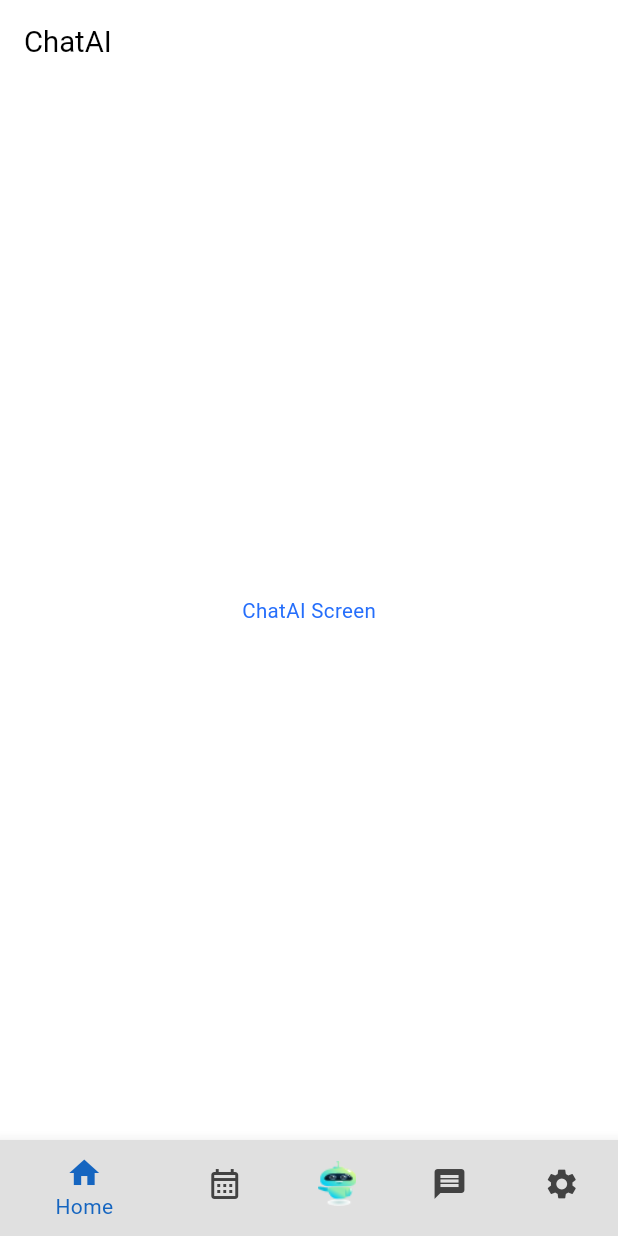
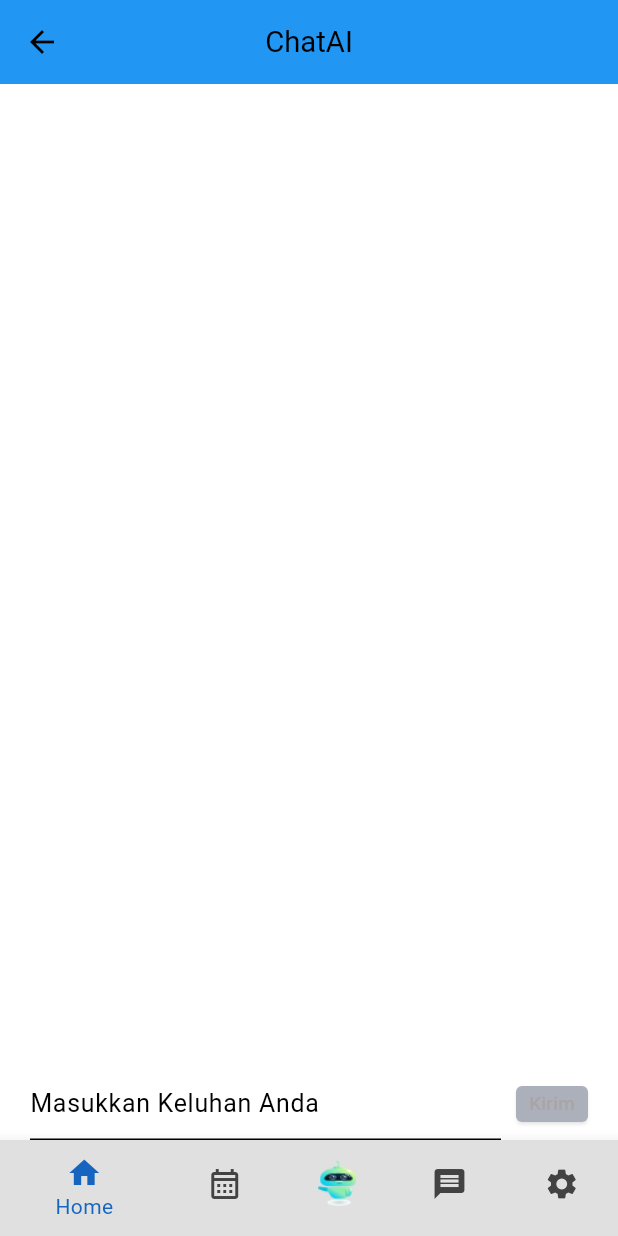
Before and after one commit to AffraAdiWirawan/differdentapp1, a Flutter app: the ChatAIScreen screen opened directly, on a phone screen of 412 x 824 dp. Run offline on Flutter 3.47's test engine with Material 3 defaults, Android fonts, the phone set to English and light mode, and no system bars; our stand-ins replace flutter_carousel_widget, get, google_generative_ai, image_picker, table_calendar; Roboto replaces fonts that are missing (Cabin, Poppins, SF Pro Text).

Commit message:
Update chatai.dart

```diff
--- a/lib/pages/chatai.dart
+++ b/lib/pages/chatai.dart
@@ -1,13 +1,120 @@
+import 'dart:io';
 import 'package:flutter/material.dart';
+import 'package:google_generative_ai/google_generative_ai.dart';
+import 'package:image_picker/image_picker.dart';
+import 'package:pkm_mobile/consts.dart';
 import 'package:pkm_mobile/pages/component/bottomnavbar%20.dart';
 
-class ChatAIScreen extends StatelessWidget {
+class ChatAIScreen extends StatefulWidget {
+  const ChatAIScreen({super.key});
+  @override
+  State<ChatAIScreen> createState() => _MainPageState();
+}
+
+class _MainPageState extends State<ChatAIScreen> {
+  TextEditingController textEditingController = TextEditingController();
+  List<Map<String, String>> chatMessages = []; // Store messages and answers
+
   @override
   Widget build(BuildContext context) {
     return Scaffold(
-      appBar: AppBar(title: const Text('ChatAI'),automaticallyImplyLeading: false,),
-      body: const Center(child: Text('ChatAI Screen')),
-      bottomNavigationBar: BottomNavBar(),
+      appBar: AppBar(
+        backgroundColor: Colors.blue,
+        centerTitle: true,
+        title: const Text('ChatAI'),
+      ),
+      body: Column(
+        children: [
+          Expanded(
+            child: ListView.builder(
+              padding: const EdgeInsets.all(20),
+              itemCount: chatMessages.length,
+              itemBuilder: (context, index) {
+                final message = chatMessages[index];
+                return Column(
+                  crossAxisAlignment: CrossAxisAlignment.start,
+                  children: [
+                    ChatBubble(
+                      text: message['user']!,
+                      isUser: true,
+                    ),
+                    const SizedBox(height: 10),
+                    ChatBubble(
+                      text: message['ai']!,
+                      isUser: false,
+                    ),
+                    const SizedBox(height: 20),
+                  ],
+                );
+              },
+            ),
+          ),
+          Padding(
+            padding: const EdgeInsets.symmetric(horizontal: 20),
+            child: Row(
+              children: [
+                Expanded(
+                  child: TextField(
+                    controller: textEditingController,
+                    decoration: const InputDecoration(
+                      hintText: 'Masukkan Keluhan Anda',
+                    ),
+                  ),
+                ),
+                const SizedBox(width: 10),
+                ElevatedButton(
+                  onPressed: () {
+                    final userText = textEditingController.text;
+                    textEditingController.clear();
+                    chatMessages.add({'user': userText, 'ai': ''});
+                    setState(() {});
+
+                    GenerativeModel model = GenerativeModel(
+                      model: 'gemini-1.5-flash-latest',
+                      apiKey: apiKey,
+                    );
+                    model.generateContent([
+                      Content.text(userText),
+                    ]).then((value) {
+                      setState(() {
+                        chatMessages.last['ai'] = value.text.toString();
+                      });
+                    });
+                  },
+                  child: const Text('Kirim'),
+                ),
+              ],
+            ),
+          ),
+        ],
+      ),
+      bottomNavigationBar:BottomNavBar(),
     );
   }
 }
+
+class ChatBubble extends StatelessWidget {
+  final String text;
+  final bool isUser;
+
+  const ChatBubble({required this.text, required this.isUser});
+
+  @override
+  Widget build(BuildContext context) {
+    return Container(
+      alignment: isUser ? Alignment.centerRight : Alignment.centerLeft,
+      child: Container(
+        padding: const EdgeInsets.all(12),
+        margin: const EdgeInsets.symmetric(vertical: 4),
+        decoration: BoxDecoration(
+          color: isUser ? Colors.blue : Colors.grey[300],
+          borderRadius: BorderRadius.circular(12),
+        ),
+        child: Text(
+          text,
+          style: TextStyle(color: isUser ? Colors.white : Colors.black),
+        ),
+      ),
+    );
+  }
+}
```
